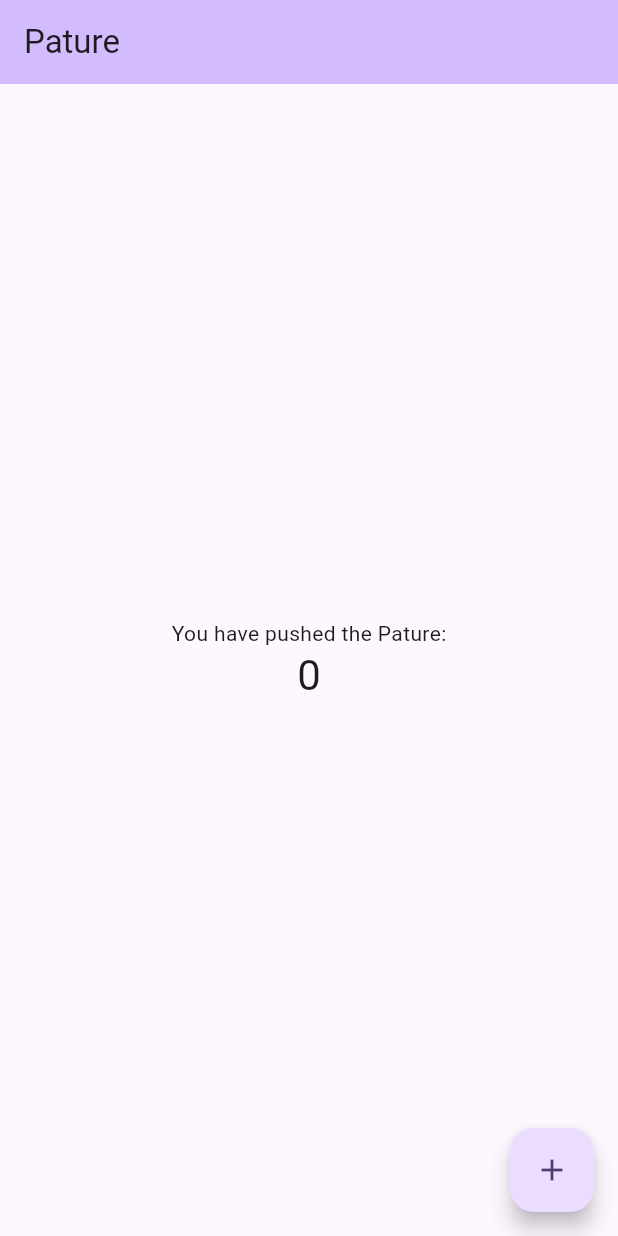
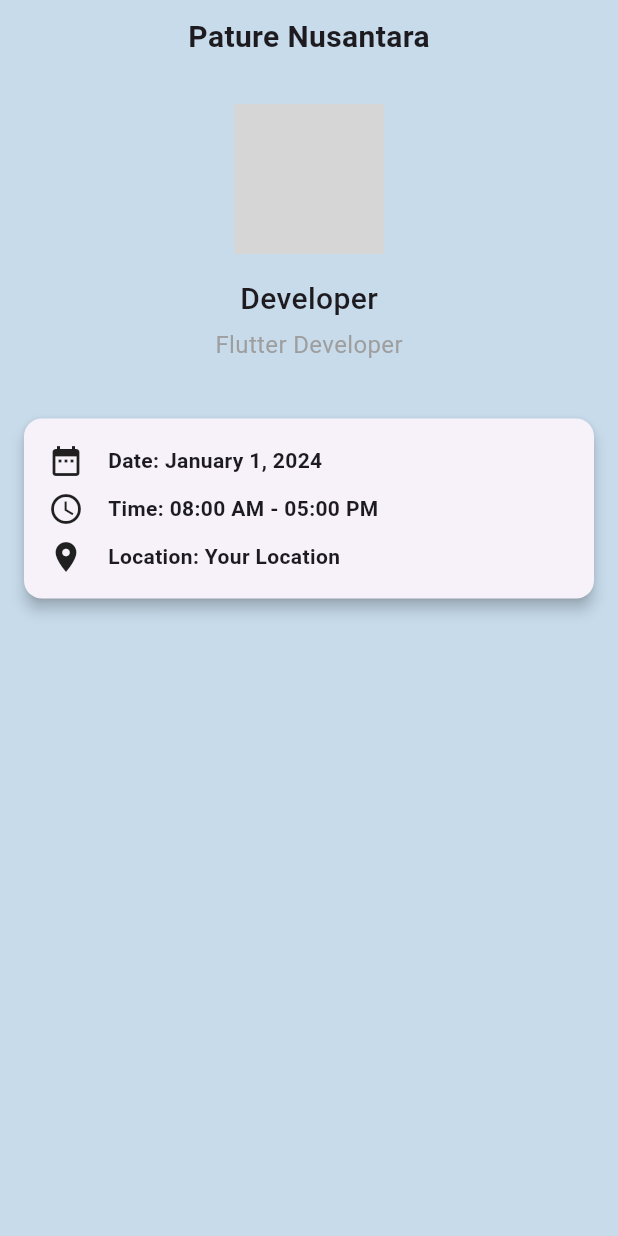
Before and after one commit to hioan-dev/learn-flutter, a Flutter app: the screen it shows after launch, on a phone screen of 412 x 824 dp. Run offline on Flutter 3.47's test engine with Material 3 defaults, Android fonts, the phone set to English and light mode, and no system bars; grey boxes are pictures that could not be loaded.

Commit message:
[Home-Page]

```diff
--- a/lib/main.dart
+++ b/lib/main.dart
@@ -1,125 +1,19 @@
 import 'package:flutter/material.dart';
+import 'package:learnflutter/pages/home_pages.dart';
 
-void main() {
-  runApp(const MyApp());
-}
+
+void main() => runApp(MyApp());
+
 
 class MyApp extends StatelessWidget {
-  const MyApp({super.key});
-
-  // This widget is the root of your application.
   @override
   Widget build(BuildContext context) {
     return MaterialApp(
-      title: 'Pature',
+      title: 'Learn Flutter',
       theme: ThemeData(
-        // This is the theme of your application.
-        //
-        // TRY THIS: Try running your application with "flutter run". You'll see
-        // the application has a purple toolbar. Then, without quitting the app,
-        // try changing the seedColor in the colorScheme below to Colors.green
-        // and then invoke "hot reload" (save your changes or press the "hot
-        // reload" button in a Flutter-supported IDE, or press "r" if you used
-        // the command line to start the app).
-        //
-        // Notice that the counter didn't reset back to zero; the application
-        // state is not lost during the reload. To reset the state, use hot
-        // restart instead.
-        //
-        // This works for code too, not just values: Most code changes can be
-        // tested with just a hot reload.
-        colorScheme: ColorScheme.fromSeed(seedColor: Colors.deepPurple),
-        useMaterial3: true,
+        primarySwatch: Colors.blue,
       ),
-      home: const MyHomePage(title: 'Pature'),
+      home: HomePage(),
     );
   }
 }
-
-class MyHomePage extends StatefulWidget {
-  const MyHomePage({super.key, required this.title});
-
-  // This widget is the home page of your application. It is stateful, meaning
-  // that it has a State object (defined below) that contains fields that affect
-  // how it looks.
-
-  // This class is the configuration for the state. It holds the values (in this
-  // case the title) provided by the parent (in this case the App widget) and
-  // used by the build method of the State. Fields in a Widget subclass are
-  // always marked "final".
-
-  final String title;
-
-  @override
-  State<MyHomePage> createState() => _MyHomePageState();
-}
-
-class _MyHomePageState extends State<MyHomePage> {
-  int _counter = 0;
-
-  void _incrementCounter() {
-    setState(() {
-      // This call to setState tells the Flutter framework that something has
-      // changed in this State, which causes it to rerun the build method below
-      // so that the display can reflect the updated values. If we changed
-      // _counter without calling setState(), then the build method would not be
-      // called again, and so nothing would appear to happen.
-      _counter++;
-    });
-  }
-
-  @override
-  Widget build(BuildContext context) {
-    // This method is rerun every time setState is called, for instance as done
-    // by the _incrementCounter method above.
-    //
-    // The Flutter framework has been optimized to make rerunning build methods
-    // fast, so that you can just rebuild anything that needs updating rather
-    // than having to individually change instances of widgets.
-    return Scaffold(
-      appBar: AppBar(
-        // TRY THIS: Try changing the color here to a specific color (to
-        // Colors.amber, perhaps?) and trigger a hot reload to see the AppBar
-        // change color while the other colors stay the same.
-        backgroundColor: Theme.of(context).colorScheme.inversePrimary,
-        // Here we take the value from the MyHomePage object that was created by
-        // the App.build method, and use it to set our appbar title.
-        title: Text(widget.title),
-      ),
-      body: Center(
-        // Center is a layout widget. It takes a single child and positions it
-        // in the middle of the parent.
-        child: Column(
-          // Column is also a layout widget. It takes a list of children and
-          // arranges them vertically. By default, it sizes itself to fit its
-          // children horizontally, and tries to be as tall as its parent.
-          //
-          // Column has various properties to control how it sizes itself and
-          // how it positions its children. Here we use mainAxisAlignment to
-          // center the children vertically; the main axis here is the vertical
-          // axis because Columns are vertical (the cross axis would be
-          // horizontal).
-          //
-          // TRY THIS: Invoke "debug painting" (choose the "Toggle Debug Paint"
-          // action in the IDE, or press "p" in the console), to see the
-          // wireframe for each widget.
-          mainAxisAlignment: MainAxisAlignment.center,
-          children: <Widget>[
-            const Text(
-              'You have pushed the Pature:',
-            ),
-            Text(
-              '$_counter',
-              style: Theme.of(context).textTheme.headlineMedium,
-            ),
-          ],
-        ),
-      ),
-      floatingActionButton: FloatingActionButton(
-        onPressed: _incrementCounter,
-        tooltip: 'Increment',
-        child: const Icon(Icons.add),
-      ), // This trailing comma makes auto-formatting nicer for build methods.
-    );
-  }
-}
--- /dev/null
+++ b/lib/pages/home_pages.dart
@@ -0,0 +1,89 @@
+import 'package:flutter/material.dart';
+
+class HomePage extends StatelessWidget {
+  @override
+  Widget build(BuildContext context) {
+    return Scaffold(
+      backgroundColor: Color.fromARGB(255, 199, 219, 235),
+      body: SafeArea(
+        child: Center(
+          child: Column(
+            children: [
+              SizedBox(height: 10),
+              Text(
+                'Pature Nusantara',
+                style: TextStyle(fontSize: 20, fontWeight: FontWeight.bold),
+              ),
+              SizedBox(height: 30),
+              ClipOval(
+                child: Image.asset(
+                  'images/item.png',
+                  width: 100,
+                ),
+              ),
+              SizedBox(height: 16),
+              Text(
+                'Developer',
+                style: TextStyle(fontSize: 20, fontWeight: FontWeight.w500),
+              ),
+              SizedBox(
+                height: 4,
+              ),
+              Text(
+                'Flutter Developer',
+                style: TextStyle(fontSize: 16, color: Colors.grey),
+              ),
+              SizedBox(height: 30),
+              Card(
+                margin: EdgeInsets.symmetric(
+                    horizontal: 16,
+                    vertical: 8), // Atur margin sesuai kebutuhan Anda
+                elevation: 4, // Atur elevasi kartu sesuai preferensi Anda
+                child: Padding(
+                  padding: EdgeInsets.all(16),
+                  child: Column(
+                    crossAxisAlignment: CrossAxisAlignment.start,
+                    children: [
+                      Row(
+                        children: [
+                          Icon(Icons.date_range),
+                          SizedBox(width: 16),
+                          Text(
+                            'Date: January 1, 2024', // Ganti dengan tanggal yang sesuai
+                            style: TextStyle(fontWeight: FontWeight.bold),
+                          ),
+                        ],
+                      ),
+                      SizedBox(height: 8),
+                      Row(
+                        children: [
+                          Icon(Icons.access_time),
+                          SizedBox(width: 16),
+                          Text(
+                            'Time: 08:00 AM - 05:00 PM', // Ganti dengan waktu yang sesuai
+                            style: TextStyle(fontWeight: FontWeight.bold),
+                          ),
+                        ],
+                      ),
+                      SizedBox(height: 8),
+                      Row(
+                        children: [
+                          Icon(Icons.location_on),
+                          SizedBox(width: 16),
+                          Text(
+                            'Location: Your Location', // Ganti dengan lokasi yang sesuai
+                            style: TextStyle(fontWeight: FontWeight.bold),
+                          ),
+                        ],
+                      ),
+                    ],
+                  ),
+                ),
+              ),
+            ],
+          ),
+        ),
+      ),
+    );
+  }
+}
```
Also changed, not shown: pubspec.yaml (+4 -3 lines), assets/images/item.png (added).
